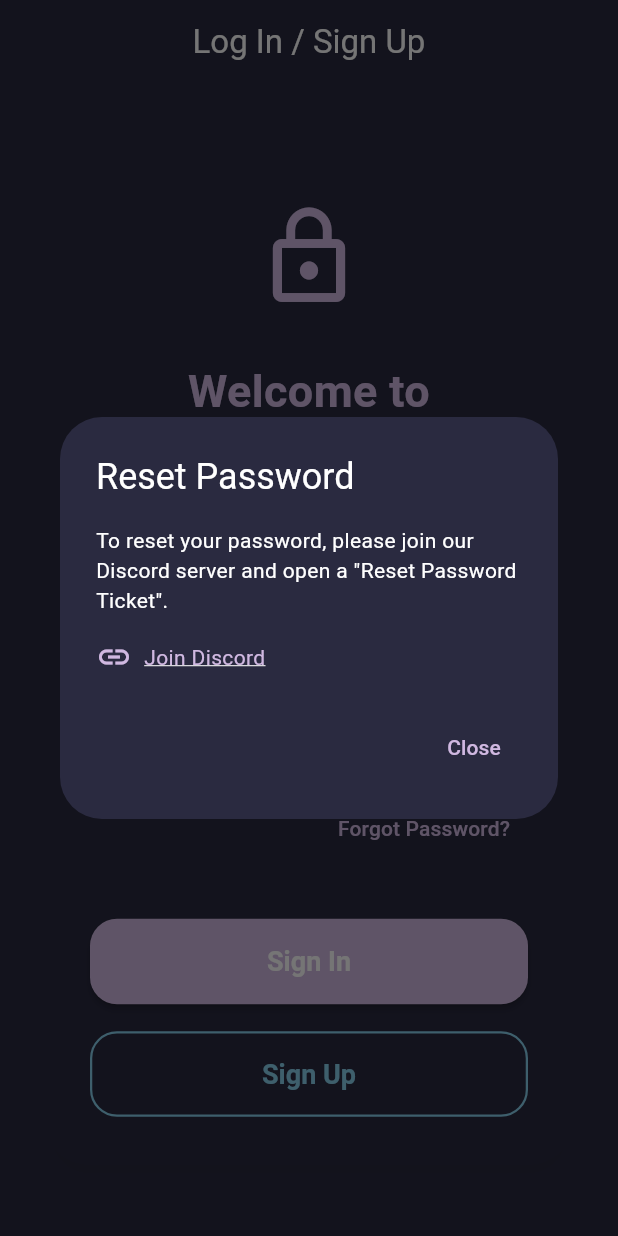
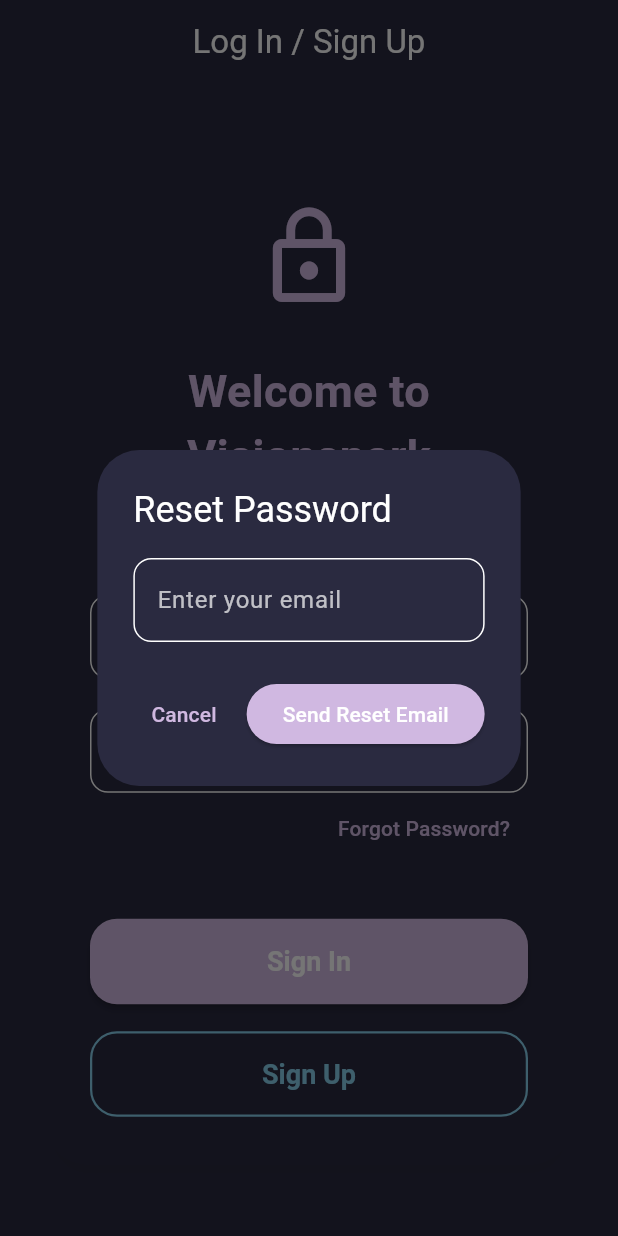
Before and after one commit to RustyCMD/Visionspark, a Flutter app: the screen it shows after launch, after a tap on "Forgot Password?", on a phone screen of 412 x 824 dp. Run offline on Flutter 3.47's test engine with Material 3 defaults, Android fonts, the phone set to English and light mode, and no system bars; our stand-ins replace app_links, cached_network_image, connectivity_plus, device_info_plus, flutter_dotenv, flutter_timezone and 7 more; accounts and stored records are empty.

Commit message:
Update version to 1.0.0+4 and refactor password reset dialog in AuthScreen: Replace Discord link with email input for password reset, enhancing user experience and error handling. Integrate snackbar utility for feedback on email submission.

```diff
--- a/visionspark/lib/auth/auth_screen.dart
+++ b/visionspark/lib/auth/auth_screen.dart
@@ -1,7 +1,7 @@
 import 'package:flutter/material.dart';
 import 'package:supabase_flutter/supabase_flutter.dart';
 import 'package:flutter_timezone/flutter_timezone.dart';
-import 'package:url_launcher/url_launcher.dart';
+import '../../shared/utils/snackbar_utils.dart';
 
 class AuthScreen extends StatefulWidget {
   const AuthScreen({super.key});
@@ -196,41 +196,102 @@ class _AuthScreenState extends State<AuthScreen> {
                     alignment: Alignment.centerRight,
                     child: TextButton(
                       onPressed: () async {
+                        final TextEditingController emailDialogController = TextEditingController();
+                        // This local variable is captured by the closures below.
+                        // It's used to control the UI state of the dialog via StatefulBuilder.
+                        bool isDialogLoading = false;
+
                         await showDialog(
-                          context: context,
-                          builder: (context) => AlertDialog(
+                          context: context, // This is AuthScreen's BuildContext
+                          barrierDismissible: !isDialogLoading, // Initial value is true, will not update dynamically with isDialogLoading
+                          builder: (BuildContext dialogContext) { // This is the BuildContext for the AlertDialog itself
+                            return StatefulBuilder(
+                              builder: (BuildContext sbContext, StateSetter setStateDialog) { // sbContext is for StatefulBuilder
+                                return AlertDialog(
                                   title: Text('Reset Password', style: TextStyle(color: colorScheme.onSurface)),
-                            content: Column(
-                              mainAxisSize: MainAxisSize.min,
-                              crossAxisAlignment: CrossAxisAlignment.start,
-                              children: [
-                                Text('To reset your password, please join our Discord server and open a "Reset Password Ticket".', style: TextStyle(color: colorScheme.onSurface)),
-                                const SizedBox(height: 16),
-                                GestureDetector(
-                                  onTap: () async {
-                                    // Replace with your actual Discord invite link
-                                    const discordUrl = 'https://discord.gg/EUQh2MQgmm';
-                                    // ignore: deprecated_member_use
-                                    await launchUrl(Uri.parse(discordUrl));
-                                  },
-                                  child: Row(
-                                    children: [
-                                      Icon(Icons.link, color: colorScheme.primary),
-                                      const SizedBox(width: 8),
-                                      Text('Join Discord', style: TextStyle(color: colorScheme.primary, decoration: TextDecoration.underline)),
-                                    ],
+                                  content: TextField(
+                                    controller: emailDialogController,
+                                    keyboardType: TextInputType.emailAddress,
+                                    decoration: InputDecoration(
+                                      labelText: 'Enter your email',
+                                      labelStyle: TextStyle(color: colorScheme.onSurface.withOpacity(0.7)),
+                                      border: OutlineInputBorder(borderRadius: BorderRadius.circular(12)),
                                     ),
-                                ),
-                              ],
+                                    style: TextStyle(color: colorScheme.onSurface),
+                                    enabled: !isDialogLoading,
                                   ),
                                   actions: [
                                     TextButton(
-                                onPressed: () => Navigator.pop(context),
-                                child: Text('Close', style: TextStyle(color: colorScheme.primary)),
+                                      onPressed: isDialogLoading ? null : () {
+                                        if (dialogContext.mounted) { // Ensure AlertDialog's context is valid
+                                          Navigator.pop(dialogContext);
+                                        }
+                                      },
+                                      child: Text('Cancel', style: TextStyle(color: colorScheme.primary)),
+                                    ),
+                                    ElevatedButton(
+                                      onPressed: isDialogLoading ? null : () async {
+                                        final email = emailDialogController.text.trim();
+                                        if (email.isEmpty) {
+                                          // Show snackbar on AuthScreen's context
+                                          // No need to check this.mounted here as this code path doesn't involve async gaps after dialog display
+                                          showErrorSnackbar(this.context, 'Email cannot be empty.');
+                                          return; // Keep dialog open
+                                        }
+
+                                        // Check if StatefulBuilder's context is still mounted BEFORE calling its setState
+                                        if (!sbContext.mounted) return;
+
+                                        setStateDialog(() {
+                                          isDialogLoading = true;
+                                        });
+
+                                        String? successMessage;
+                                        String? errorMessage;
+
+                                        try {
+                                          await Supabase.instance.client.auth.resetPasswordForEmail(email);
+                                          successMessage = 'Password reset email sent to $email. Please check your inbox.';
+                                        } on AuthException catch (e) {
+                                          errorMessage = e.message;
+                                        } catch (e) {
+                                          errorMessage = 'An unexpected error occurred: \${e.toString()}';
+                                        }
+
+                                        // After async operation, check if AlertDialog's context is still valid before popping
+                                        if (dialogContext.mounted) {
+                                          Navigator.pop(dialogContext);
+                                        }
+
+                                        // Then, check if AuthScreen's context is still valid before showing snackbar
+                                        if (mounted) { // This 'mounted' refers to _AuthScreenState.mounted
+                                          if (successMessage != null) {
+                                            showSuccessSnackbar(this.context, successMessage);
+                                          } else if (errorMessage != null) {
+                                            showErrorSnackbar(this.context, errorMessage);
+                                          }
+                                        }
+                                        // No need to call setStateDialog(isDialogLoading = false) as dialog is popped.
+                                      },
+                                      style: ElevatedButton.styleFrom(backgroundColor: colorScheme.primary),
+                                      child: isDialogLoading
+                                          ? SizedBox(
+                                              height: 20,
+                                              width: 20,
+                                              child: CircularProgressIndicator(strokeWidth: 2, valueColor: AlwaysStoppedAnimation<Color>(colorScheme.onPrimary)),
+                                            )
+                                          : Text('Send Reset Email', style: TextStyle(color: colorScheme.onPrimary)),
                                     ),
                                   ],
-                          ),
                                 );
+                              },
+                            );
+                          },
+                        ).then((_) {
+                          // Dispose controller after dialog is closed, regardless of how it was closed.
+                          // This runs when the Future from showDialog completes.
+                          emailDialogController.dispose();
+                        });
                       },
                       child: Text('Forgot Password?', style: TextStyle(color: colorScheme.primary)),
                     ),
--- a/visionspark/pubspec.yaml
+++ b/visionspark/pubspec.yaml
@@ -2,7 +2,7 @@ name: visionspark
 description: "A Flutter application for generating AI images using DALL-E 3."
 publish_to: 'none'
 
-version: 1.0.0+3
+version: 1.0.0+4
 
 environment:
   sdk: '^3.8.0'
```
Lines whose indentation alone changed are shown as unchanged.
